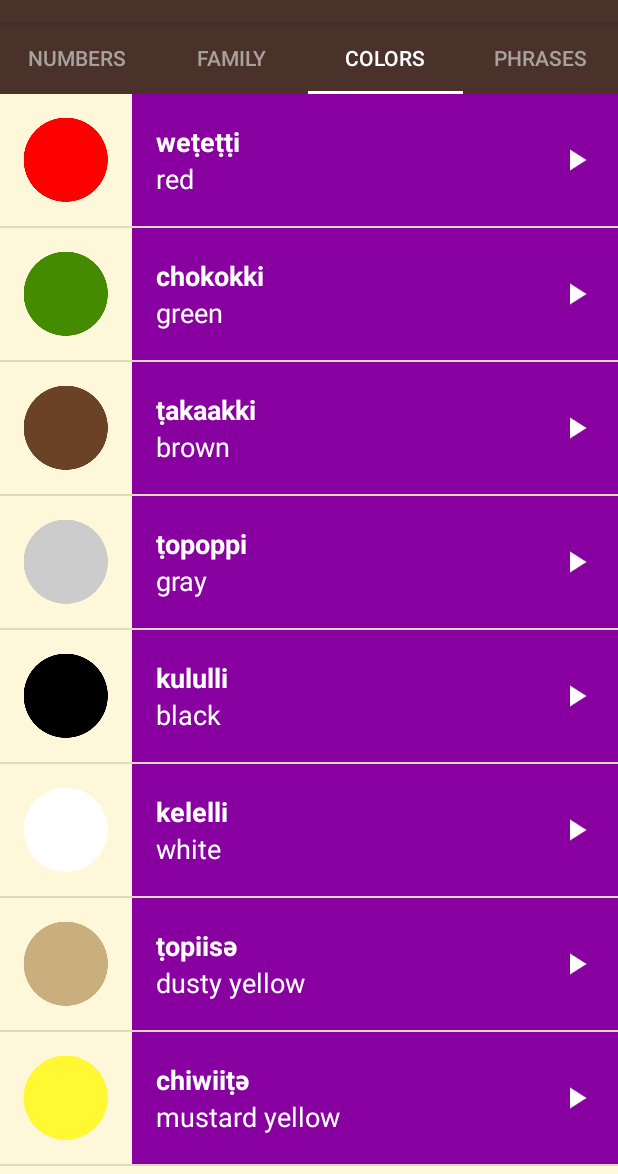
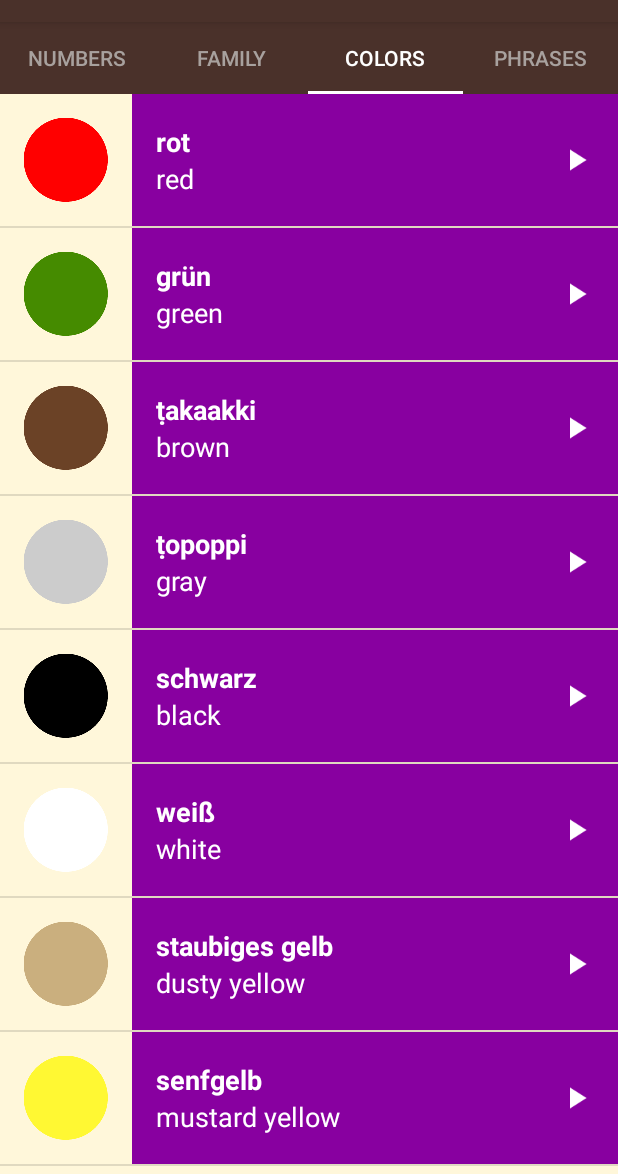
Before and after one commit to ioanzicu/language-app-android, an Android app: the screen it shows after launch (MainActivity), tab 3 chosen, on a phone screen of 412 x 824 dp, the part 62-1236 px from its top. Run offline under Robolectric (Android 15) with nearby library versions, the phone set to English and light mode, and no system bars.

Commit message:
add german words

```diff
--- a/app/src/main/java/android/example/com/miwok/ColorsFragment.java
+++ b/app/src/main/java/android/example/com/miwok/ColorsFragment.java
@@ -112,14 +112,14 @@ public class ColorsFragment extends Fragment {
 
         final ArrayList<Word> words = new ArrayList<Word>();
 
-        words.add(new Word("red", "weṭeṭṭi", R.drawable.color_red, R.raw.color_red));
-        words.add(new Word("green", "chokokki", R.drawable.color_green, R.raw.color_green));
+        words.add(new Word("red", "rot", R.drawable.color_red, R.raw.color_red));
+        words.add(new Word("green", "grün", R.drawable.color_green, R.raw.color_green));
         words.add(new Word("brown", "ṭakaakki", R.drawable.color_brown, R.raw.color_brown));
         words.add(new Word("gray", "ṭopoppi", R.drawable.color_gray, R.raw.color_gray));
-        words.add(new Word("black", "kululli", R.drawable.color_black, R.raw.color_black));
-        words.add(new Word("white", "kelelli", R.drawable.color_white, R.raw.color_white));
-        words.add(new Word("dusty yellow", "ṭopiisә", R.drawable.color_dusty_yellow, R.raw.color_dusty_yellow));
-        words.add(new Word("mustard yellow", "chiwiiṭә", R.drawable.color_mustard_yellow, R.raw.color_mustard_yellow));
+        words.add(new Word("black", "schwarz", R.drawable.color_black, R.raw.color_black));
+        words.add(new Word("white", "weiß", R.drawable.color_white, R.raw.color_white));
+        words.add(new Word("dusty yellow", "staubiges gelb", R.drawable.color_dusty_yellow, R.raw.color_dusty_yellow));
+        words.add(new Word("mustard yellow", "senfgelb", R.drawable.color_mustard_yellow, R.raw.color_mustard_yellow));
 
         // Create an {@link ArrayAdapter}, whose data source is a list of Strings. The
         // adapter knows how to create layouts for each item in the list, using the
--- a/app/src/main/java/android/example/com/miwok/FamilyFragment.java
+++ b/app/src/main/java/android/example/com/miwok/FamilyFragment.java
@@ -111,16 +111,16 @@ public class FamilyFragment extends Fragment {
 
         final ArrayList<Word> words = new ArrayList<Word>();
 
-        words.add(new Word("father", "әpә", R.drawable.family_father, R.raw.family_father));
-        words.add(new Word("mother", "әṭa", R.drawable.family_mother, R.raw.family_mother));
-        words.add(new Word("son", "angsi", R.drawable.family_son, R.raw.family_son));
-        words.add(new Word("daughter", "tune", R.drawable.family_daughter, R.raw.family_daughter));
-        words.add(new Word("older brother", "taachi", R.drawable.family_older_brother, R.raw.family_older_brother));
-        words.add(new Word("younger brother", "chalitti", R.drawable.family_younger_brother, R.raw.family_younger_brother));
-        words.add(new Word("older sister", "teṭe", R.drawable.family_older_sister, R.raw.family_older_sister));
-        words.add(new Word("younger sister", "kolliti", R.drawable.family_younger_sister, R.raw.family_younger_sister));
-        words.add(new Word("grandmother", "ama", R.drawable.family_grandmother, R.raw.family_grandmother));
-        words.add(new Word("grandfather", "paapa", R.drawable.family_grandfather, R.raw.family_grandfather));
+        words.add(new Word("father", "Vater (der)", R.drawable.family_father, R.raw.family_father));
+        words.add(new Word("mother", "Mutter (die)", R.drawable.family_mother, R.raw.family_mother));
+        words.add(new Word("son", "Sohn (der)", R.drawable.family_son, R.raw.family_son));
+        words.add(new Word("daughter", "Tochter (die)", R.drawable.family_daughter, R.raw.family_daughter));
+        words.add(new Word("older brother", "älterer Bruder", R.drawable.family_older_brother, R.raw.family_older_brother));
+        words.add(new Word("younger brother", "jüngerer Bruder", R.drawable.family_younger_brother, R.raw.family_younger_brother));
+        words.add(new Word("older sister", "ältere Schwester", R.drawable.family_older_sister, R.raw.family_older_sister));
+        words.add(new Word("younger sister", "jüngere Schwester", R.drawable.family_younger_sister, R.raw.family_younger_sister));
+        words.add(new Word("grandmother", "Oma (die)", R.drawable.family_grandmother, R.raw.family_grandmother));
+        words.add(new Word("grandfather", "Opa (der)", R.drawable.family_grandfather, R.raw.family_grandfather));
 
         // Create an {@link ArrayAdapter}, whose data source is a list of Strings. The
         // adapter knows how to create layouts for each item in the list, using the
--- a/app/src/main/java/android/example/com/miwok/NumbersFragment.java
+++ b/app/src/main/java/android/example/com/miwok/NumbersFragment.java
@@ -110,16 +110,16 @@ public class NumbersFragment extends Fragment {
 
         final ArrayList<Word> words = new ArrayList<Word>();
 
-        words.add(new Word("one", "lutti", R.drawable.number_one, R.raw.number_one));
-        words.add(new Word("two", "otiiko", R.drawable.number_two, R.raw.number_two));
-        words.add(new Word("three", "tolookosu", R.drawable.number_three, R.raw.number_three));
-        words.add(new Word("four", "oyyisa", R.drawable.number_four, R.raw.number_four));
-        words.add(new Word("five", "massokka", R.drawable.number_five, R.raw.number_five));
-        words.add(new Word("six", "temmokka", R.drawable.number_six, R.raw.number_six));
-        words.add(new Word("seven", "kenekaku", R.drawable.number_seven, R.raw.number_seven));
-        words.add(new Word("eight", "kawinta", R.drawable.number_eight, R.raw.number_eight));
-        words.add(new Word("nine", "wo'e", R.drawable.number_nine, R.raw.number_nine));
-        words.add(new Word("ten", "na'aacha", R.drawable.number_ten, R.raw.number_ten));
+        words.add(new Word("one", "eins", R.drawable.number_one, R.raw.number_one));
+        words.add(new Word("two", "zwei", R.drawable.number_two, R.raw.number_two));
+        words.add(new Word("three", "drei", R.drawable.number_three, R.raw.number_three));
+        words.add(new Word("four", "vier", R.drawable.number_four, R.raw.number_four));
+        words.add(new Word("five", "fünf", R.drawable.number_five, R.raw.number_five));
+        words.add(new Word("six", "sechs", R.drawable.number_six, R.raw.number_six));
+        words.add(new Word("seven", "sieben", R.drawable.number_seven, R.raw.number_seven));
+        words.add(new Word("eight", "acht", R.drawable.number_eight, R.raw.number_eight));
+        words.add(new Word("nine", "neun", R.drawable.number_nine, R.raw.number_nine));
+        words.add(new Word("ten", "zehn", R.drawable.number_ten, R.raw.number_ten));
 
         // Create an {@link ArrayAdapter}, whose data source is a list of Strings. The
         // adapter knows how to create layouts for each item in the list, using the
--- a/app/src/main/java/android/example/com/miwok/PhrasesFragment.java
+++ b/app/src/main/java/android/example/com/miwok/PhrasesFragment.java
@@ -112,16 +112,16 @@ public class PhrasesFragment extends Fragment {
 
         final ArrayList<Word> words = new ArrayList<Word>();
 
-        words.add(new Word("Where are you going?", "minto wuksus", R.raw.phrase_where_are_you_going));
-        words.add(new Word("What is your name?", "tinnә oyaase'nә", R.raw.phrase_what_is_your_name));
-        words.add(new Word("My name is...", "oyaaset...", R.raw.phrase_my_name_is));
-        words.add(new Word("How are you feeling?", "michәksәs?", R.raw.phrase_how_are_you_feeling));
-        words.add(new Word("I’m feeling good.", "kuchi achit", R.raw.phrase_im_feeling_good));
-        words.add(new Word("Are you coming?", "әәnәs'aa?", R.raw.phrase_are_you_coming));
-        words.add(new Word("Yes, I’m coming.", "hәә’ әәnәm", R.raw.phrase_yes_im_coming));
-        words.add(new Word("I’m coming.", "әәnәm", R.raw.phrase_im_coming));
-        words.add(new Word("Let’s go.", "yoowutis", R.raw.phrase_lets_go));
-        words.add(new Word("Come here.", "әnni'nem", R.raw.phrase_come_here));
+        words.add(new Word("Where are you going?", "Wo gehst du hin?", R.raw.phrase_where_are_you_going));
+        words.add(new Word("What is your name?", "Wie heißen Sie?", R.raw.phrase_what_is_your_name));
+        words.add(new Word("My name is...", "Ich heiße...", R.raw.phrase_my_name_is));
+        words.add(new Word("How are you feeling?", "Wie geht es dir?", R.raw.phrase_how_are_you_feeling));
+        words.add(new Word("I’m feeling good.", "Ich fühle mich gut.", R.raw.phrase_im_feeling_good));
+        words.add(new Word("Are you coming?", "Kommst du?", R.raw.phrase_are_you_coming));
+        words.add(new Word("Yes, I’m coming.", "Ja, ich komme.", R.raw.phrase_yes_im_coming));
+        words.add(new Word("One second please.", "Eine Sekunde, bitte.", R.raw.phrase_im_coming));
+        words.add(new Word("Let’s go.", "Lass uns gehen.", R.raw.phrase_lets_go));
+        words.add(new Word("Come here!", "Komm her!", R.raw.phrase_come_here));
 
         // Create an {@link ArrayAdapter}, whose data source is a list of Strings. The
         // adapter knows how to create layouts for each item in the list, using the
--- a/app/src/main/java/android/example/com/miwok/Word.java
+++ b/app/src/main/java/android/example/com/miwok/Word.java
@@ -5,26 +5,26 @@ import androidx.annotation.NonNull;
 public class Word {
 
     private String mDefaultTranslation;
-    private String mMiwokTranslation;
+    private String mForeignTranslation;
     private int mImageResourceId = NO_IMAGE_PROVIDED;
     private static final int NO_IMAGE_PROVIDED = -1;
     private int mAudioResourceId;
 
-    public Word(String defaultTranslation, String miwokTranslation, int soundResourceID) {
-        this.mMiwokTranslation = miwokTranslation;
+    public Word(String defaultTranslation, String foreignTranslation, int soundResourceID) {
+        this.mForeignTranslation = foreignTranslation;
         this.mDefaultTranslation = defaultTranslation;
         this.mAudioResourceId = soundResourceID;
     }
 
     public Word(String defaultTranslation, String miwokTranslation, int imageResourceID, int soundResourceID) {
-        this.mMiwokTranslation = miwokTranslation;
+        this.mForeignTranslation = miwokTranslation;
         this.mDefaultTranslation = defaultTranslation;
         this.mImageResourceId = imageResourceID;
         this.mAudioResourceId = soundResourceID;
     }
 
-    public String getmMiwokTranslation() {
-        return mMiwokTranslation;
+    public String getmForeignTranslation() {
+        return mForeignTranslation;
     }
 
     public String getmDefaultTranslation() {
@@ -54,7 +54,7 @@ public class Word {
     public String toString() {
         return "Word{" +
                 "mDefaultTranslation='" + mDefaultTranslation + '\'' +
-                ", mMiwokTranslation='" + mMiwokTranslation + '\'' +
+                ", mForeignTranslation='" + mForeignTranslation + '\'' +
                 ", mAudioResourceId=" + mAudioResourceId +
                 ", mImageResourceId=" + mImageResourceId +
                 '}';
--- a/app/src/main/java/android/example/com/miwok/WordAdapter.java
+++ b/app/src/main/java/android/example/com/miwok/WordAdapter.java
@@ -55,7 +55,7 @@ public class WordAdapter extends ArrayAdapter<Word> {
         TextView nameTextView = listItemView.findViewById(R.id.miwok_text_view);
         // Get the miwok translation from the current WordAdapter object and
         // set this text on the name TextView
-        nameTextView.setText(currentWord.getmMiwokTranslation());
+        nameTextView.setText(currentWord.getmForeignTranslation());
 
         // Find the TextView in the list_item.xml layout with the ID default_text_view
         TextView numberTextView = listItemView.findViewById(R.id.default_text_view);
```
